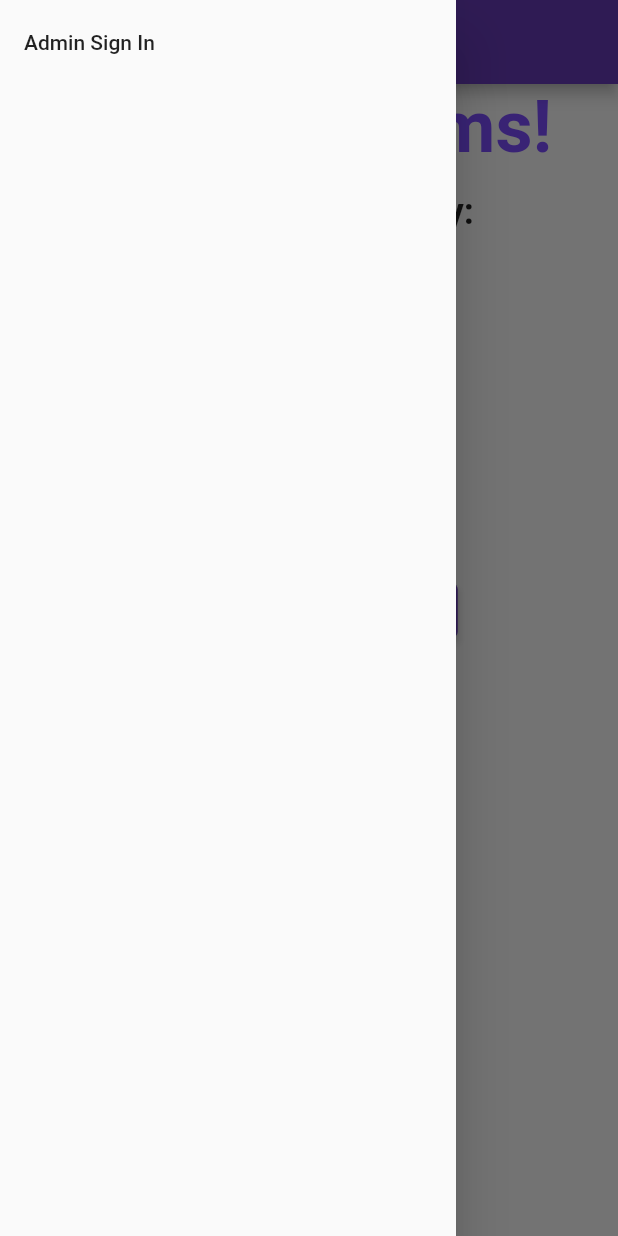
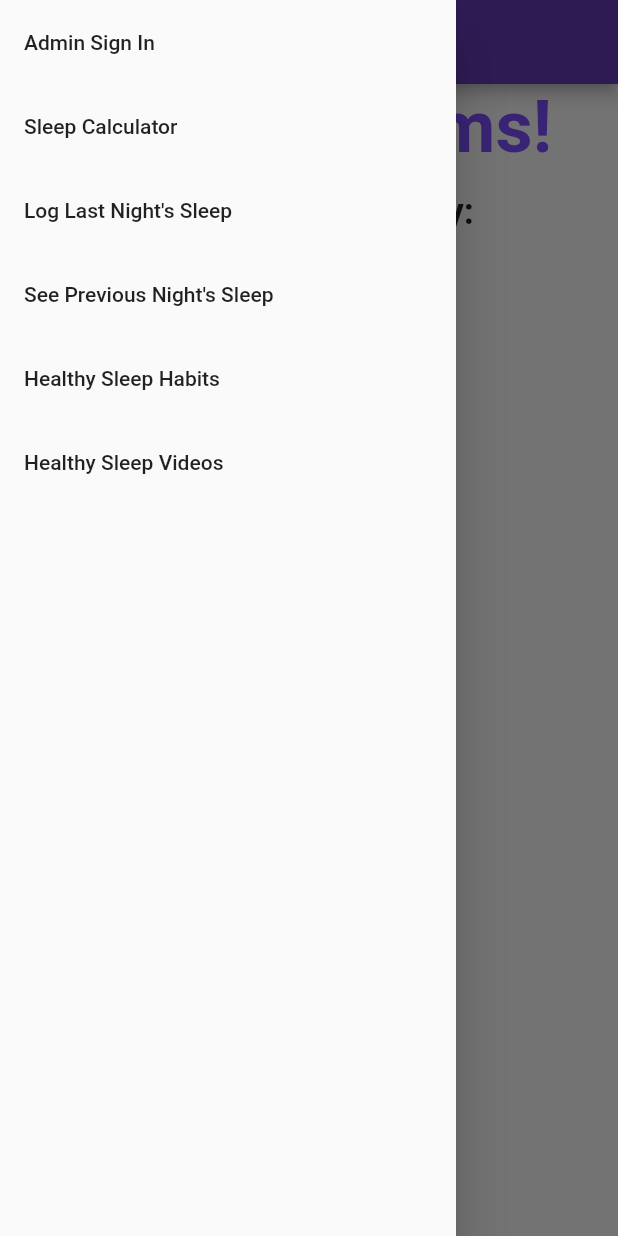
Before and after one commit to jakelang01/SweetDreams, a Flutter app: the screen it shows after launch, with the side drawer open, on a phone screen of 412 x 824 dp. Run offline on Flutter 3.47's test engine with Material 2 defaults, Android fonts, the phone set to English and light mode, and no system bars; our stand-ins replace cloud_firestore, firebase_core, flutter_rating_bar, shared_preferences, youtube_player_flutter; accounts and stored records are empty.

Commit message:
Moves all main screen buttons under a hamburger menu

```diff
--- a/lib/main.dart
+++ b/lib/main.dart
@@ -8,6 +8,7 @@ import 'dreams/views/dreams_input.dart';
 import 'dreams/views/dreams_healthy_habits.dart';
 import 'package:flutter_rating_bar/flutter_rating_bar.dart';
 import 'dreams/views/dreams_output.dart';
+import 'dreams/views/dreams_videos.dart';
 import 'package:crypto/crypto.dart';
 import 'dart:convert';
 
@@ -70,52 +71,6 @@ class _MyHomePageState extends State<MyHomePage> {
               ),
               Padding(
                 padding: EdgeInsets.only(bottom: 15.0),
-              ),
-              ElevatedButton(
-                child: Text('Sleep Calculator'),
-                onPressed: () {
-                  Navigator.of(context).push(
-                      MaterialPageRoute(
-                          builder: (BuildContext context) {
-                            return SplashScreen();
-                          }));
-                },
-              ),
-              ElevatedButton(
-                child: Text('Log Last Night\'s Sleep'),
-                // better way to phrase this?
-                onPressed: () {
-                  Navigator.of(context).push(
-                      MaterialPageRoute(
-                          builder: (BuildContext context) {
-                            return InputScreen();
-                          }));
-                },
-              ),
-              ElevatedButton(
-                child: Text('Healthy Sleep Habits'),
-                onPressed: () {
-                  Navigator.of(context).push(
-                      MaterialPageRoute(
-                          builder: (BuildContext context) {
-                            return HealthyHabitsScreen();
-                          }));
-                },
-              ),
-              ElevatedButton(
-                child: Text('Update MOTD'),
-                onPressed: _updateMOTDDialogue,
-              ),
-              ElevatedButton(
-                child: Text('See Previous Night\'s Sleep'),
-                // better way to phrase this?
-                onPressed: () {
-                  Navigator.of(context).push(
-                      MaterialPageRoute(
-                          builder: (BuildContext context) {
-                            return OutputScreen();
-                          }));
-                },
               ),
             ],
           )
@@ -321,6 +276,41 @@ class HamburgerDir extends StatelessWidget {
           ListTile(title: Text('Admin Sign In'), onTap: (){
             LoginBox(context);
           }),
+          ListTile(title: Text('Sleep Calculator'), onTap: (){
+            Navigator.of(context).push(
+                MaterialPageRoute(
+                    builder: (BuildContext context) {
+                      return SplashScreen();
+                    }));
+          }),
+          ListTile(title: Text('Log Last Night\'s Sleep'), onTap: (){
+            Navigator.of(context).push(
+                MaterialPageRoute(
+                    builder: (BuildContext context) {
+                      return InputScreen();
+                    }));
+          }),
+          ListTile(title: Text('See Previous Night\'s Sleep'), onTap: (){
+            Navigator.of(context).push(
+                MaterialPageRoute(
+                    builder: (BuildContext context) {
+                      return OutputScreen();
+                    }));
+          }),
+          ListTile(title: Text('Healthy Sleep Habits'), onTap: (){
+            Navigator.of(context).push(
+                MaterialPageRoute(
+                    builder: (BuildContext context) {
+                      return HealthyHabitsScreen();
+                    }));
+          }),
+          ListTile(title: Text('Healthy Sleep Videos'), onTap: (){
+            Navigator.of(context).push(
+                MaterialPageRoute(
+                    builder: (BuildContext context) {
+                      return SleepVideosPage(title: 'videos', key: Key("videos"));
+                    }));
+          }),
         ],
       ),
     );
```
